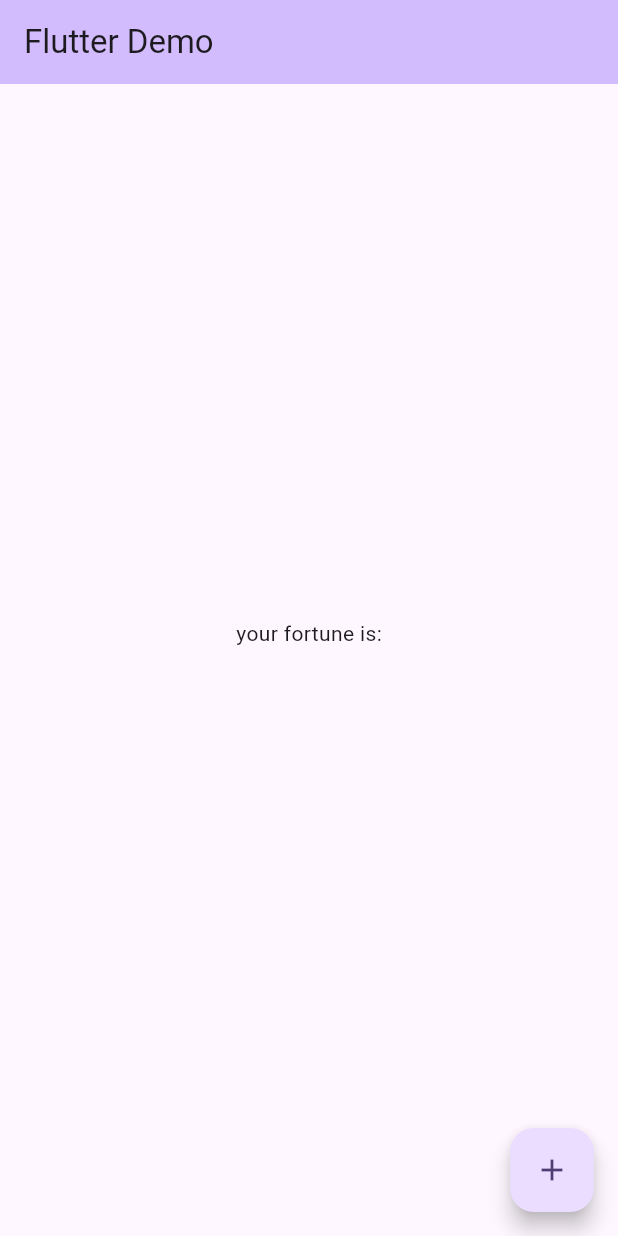
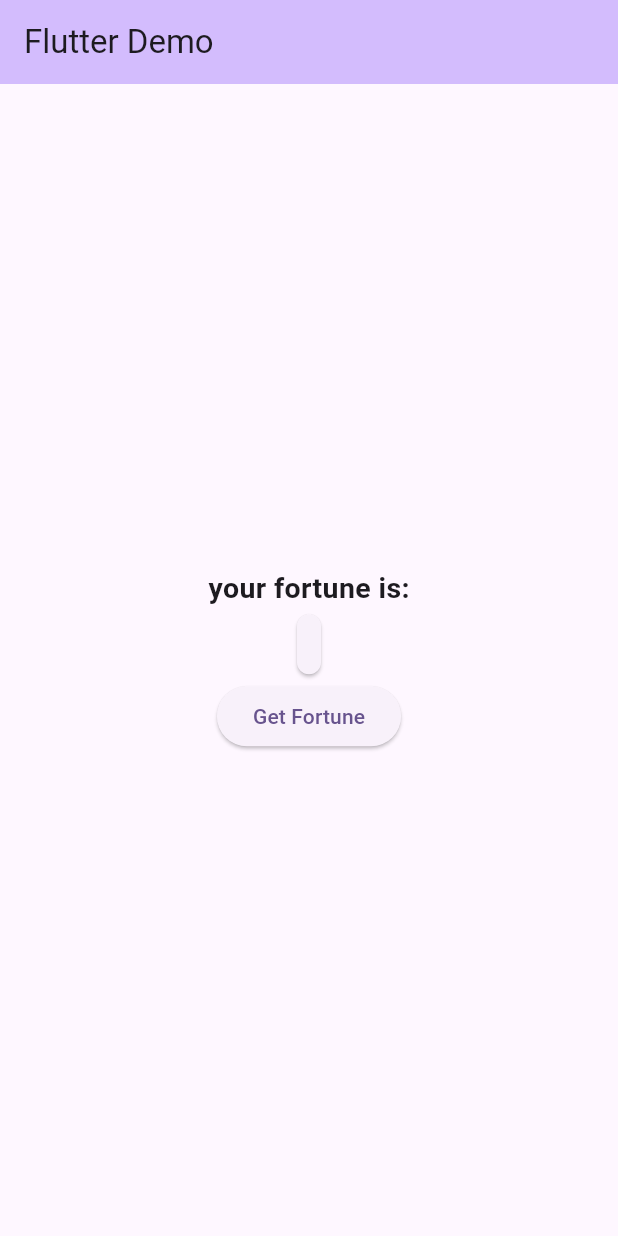
Before and after one commit to Shadislam1/fortune_cookie, a Flutter app: the screen it shows after launch, on a phone screen of 412 x 824 dp. Run offline on Flutter 3.47's test engine with Material 3 defaults, Android fonts, the phone set to English and light mode, and no system bars.

Commit message:
elevated button and restructure

```diff
--- a/lib/main.dart
+++ b/lib/main.dart
@@ -86,20 +86,33 @@ class _MyHomePageState extends State<MyHomePage> {
           mainAxisAlignment: MainAxisAlignment.center,
           children: <Widget>[
              Text(
-              'your fortune is:'
+              'your fortune is:',
+              style: TextStyle(
+                fontSize: 19.0,
+              fontWeight: FontWeight.bold),
             ),
-            Text(
-               "${_currentFortune}",
-              style: Theme.of(context).textTheme.headlineMedium,
+            Card(
+              child: Padding(
+                padding: const EdgeInsets.all(8.0),
+                child: Text(
+                 "${_currentFortune}",
+                style: Theme.of(context).textTheme.titleMedium,
+                          ),
+              ),
             ),
+            ElevatedButton(
+              onPressed:  _randomFortune,
+              child: Text('Get Fortune'),
+              ),
+
           ],
         ),
       ),
-      floatingActionButton: FloatingActionButton(
-        onPressed: _randomFortune,
-        tooltip: 'Increment',
-        child: const Icon(Icons.add),
-      ),
+      // floatingActionButton: FloatingActionButton(
+      //   onPressed: _randomFortune,
+      //   tooltip: 'Increment',
+      //   child: const Icon(Icons.add),
+      // ),
     );
   }
 }
```
